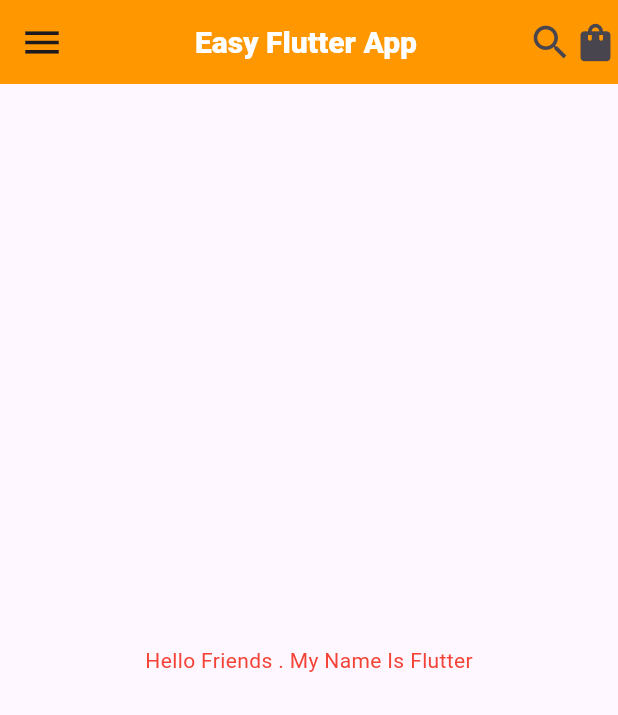
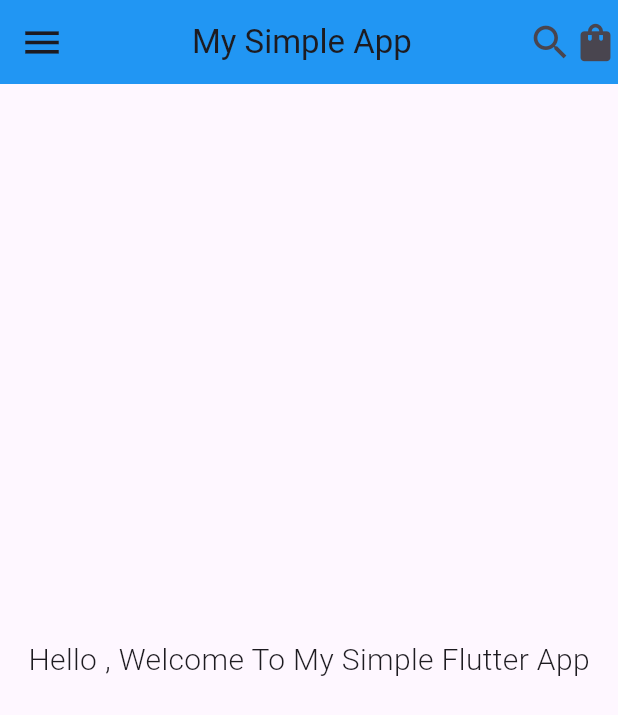
Before and after one commit to umegaeshan/Learn-Flutter, a Flutter app: the screen it shows after launch, on a phone screen of 412 x 824 dp. Shown: the top 715 px of the screen. Run offline on Flutter 3.47's test engine with Material 3 defaults, Android fonts, the phone set to English and light mode, and no system bars.

Commit message:
app1 practices and try again

```diff
--- a/lib/main.dart
+++ b/lib/main.dart
@@ -1,7 +1,7 @@
 import 'package:flutter/material.dart';
 
 void main() {
-  runApp(const MyApp());
+  runApp(MyApp());
 }
 
 class MyApp extends StatelessWidget {
@@ -12,27 +12,18 @@ class MyApp extends StatelessWidget {
     return MaterialApp(
       home: Scaffold(
         appBar: AppBar(
-          title: Center(
-            child: const Text(
-              "Easy Flutter App",
-              style: TextStyle(
-                color: Colors.white,
-                fontWeight: FontWeight.w900,
-                fontSize: 20,
-              ),
-            ),
-          ),
-          backgroundColor: Colors.orange,
-          leading: const Icon(Icons.menu, size: 30),
-          actions: const [
+          title: Center(child: Text("My Simple App ")),
+          leading: Icon(Icons.menu, size: 30),
+          actions: [
             Icon(Icons.search, size: 30),
             Icon(Icons.shopping_bag, size: 30),
           ],
+          backgroundColor: Colors.blue,
         ),
-        body: const Center(
+        body: Center(
           child: Text(
-            "Hello Friends . My Name Is Flutter",
-            style: TextStyle(color: Colors.red),
+            "Hello , Welcome To My Simple Flutter App",
+            style: TextStyle(fontSize: 20, fontWeight: FontWeight(300)),
           ),
         ),
       ),
```
